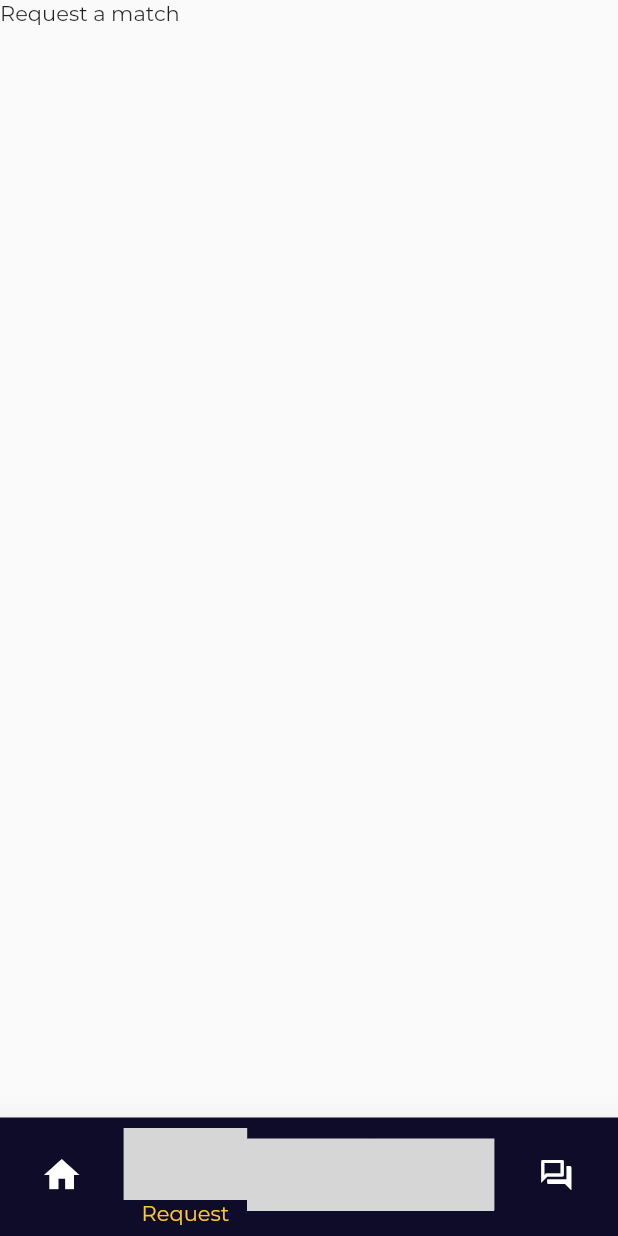
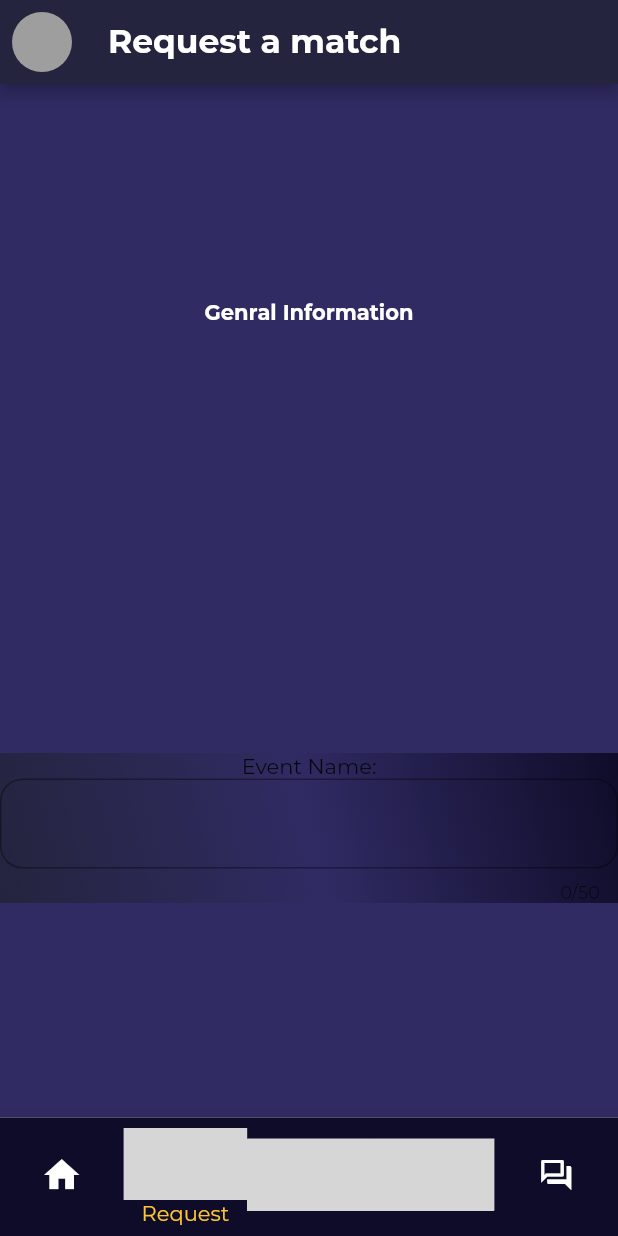
Before and after one commit to architjain2002/Sportistaan, a Flutter app: the screen it shows after launch, item 2 of the bottom bar chosen, on a phone screen of 412 x 824 dp. Run offline on Flutter 3.47's test engine with Material 2 defaults, Android fonts, the phone set to English and light mode, and no system bars; missing offline and left inert: svg_icon; statements that could not run were skipped; project files that could hold a hidden picture were left out; grey boxes are pictures that could not be loaded.

Commit message:
started with request match screen

```diff
--- /dev/null
+++ b/root/frontend/sportistaan/lib/constants.dart
@@ -0,0 +1,8 @@
+import 'package:flutter/material.dart';
+
+const kBoxDecoration = BoxDecoration(
+          gradient: LinearGradient(
+            begin: Alignment.topRight,
+            end: Alignment.bottomLeft,
+            colors: <Color>[Color(0xff0F0C29),Color(0xff302B63),Color(0xff24243E)]),
+            );
--- a/root/frontend/sportistaan/lib/screens/request.dart
+++ b/root/frontend/sportistaan/lib/screens/request.dart
@@ -1,4 +1,6 @@
 import 'package:flutter/material.dart';
+
+import '../constants.dart';
 
 class RequestPage extends StatefulWidget {
   const RequestPage({ Key? key }) : super(key: key);
@@ -10,8 +12,57 @@ class RequestPage extends StatefulWidget {
 class _RequestPageState extends State<RequestPage> {
   @override
   Widget build(BuildContext context) {
-    return const Scaffold(
-      body: Text('Request a match'),
+    return  Scaffold(
+      appBar: AppBar(
+        title: const Text(
+          'Request a match',
+          style: TextStyle(
+            fontSize: 22,
+            fontWeight: FontWeight.w700,
+          ),),
+        backgroundColor: const Color(0xFF24243E),
+        leading: Builder(
+              builder: (context) => IconButton(
+                icon: const CircleAvatar(
+                radius: 30,
+                backgroundColor: Colors.grey,
+                ),
+                onPressed: () => Scaffold.of(context).openDrawer(),
+              ),
+            ),
+
+
+      ),
+      backgroundColor: const Color(0xff302B63),
+      extendBody: true,
+      body: Column(
+        mainAxisAlignment: MainAxisAlignment.spaceAround,
+
+        children: <Widget>[
+          const Text(
+          'Genral Information',
+          style: TextStyle(
+            color: Colors.white,
+            fontWeight: FontWeight.w700,
+          ),),
+          Container(
+            decoration: kBoxDecoration,
+            child: Column(
+              children: [
+                const Text('Event Name:'),
+                 TextField(
+                  onChanged: (value) {
+                    print(value);
+                  },
+                  maxLength: 50,
+                  decoration: InputDecoration(
+                    border: OutlineInputBorder(borderRadius: BorderRadius.circular(15)),
+),
+                ),
+              ],),
+          ),
+        ],
+            ),
     );
   }
 }
```
Also changed, not shown: root/frontend/sportistaan/lib/screens/home.dart (+25 -11 lines).
